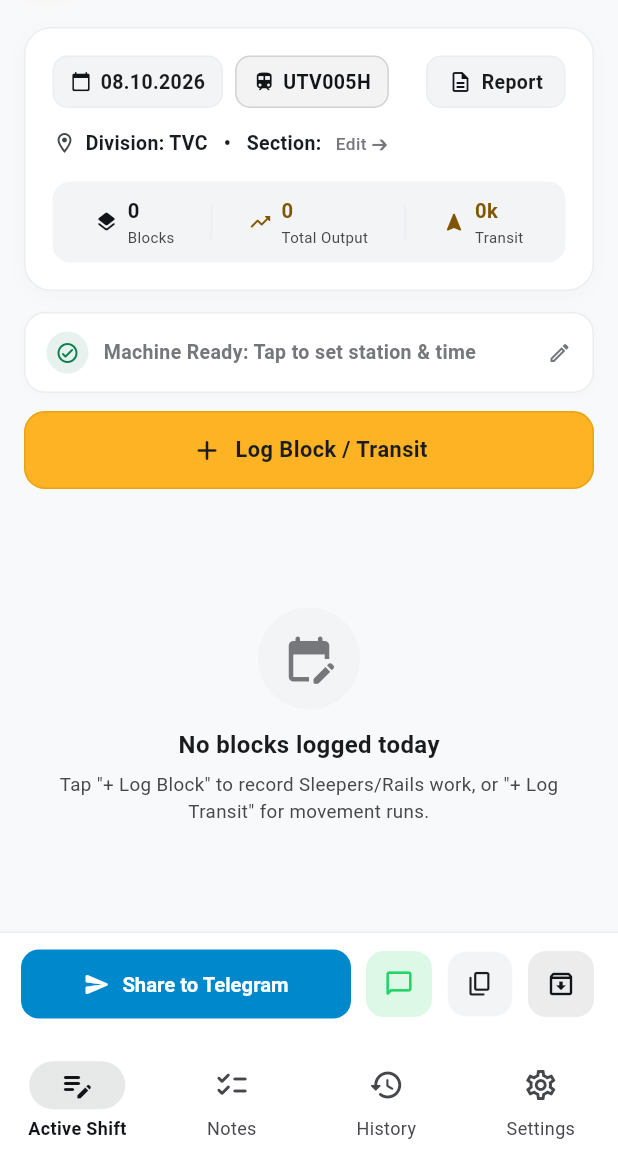
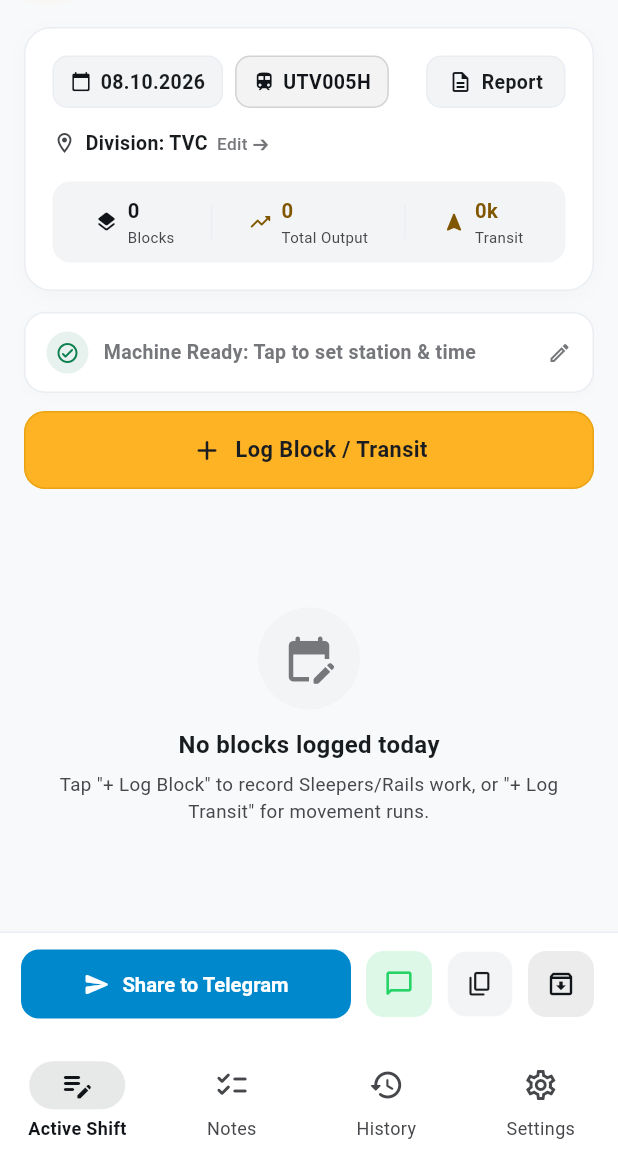
Before and after one commit to turboaristocrat/trackr-lite, a Flutter app: the screen it shows after launch, on a phone screen of 412 x 824 dp, the part 75-1236 px from its top. Run offline on Flutter 3.47's test engine with Material 3 defaults, Android fonts, the phone set to English and light mode, and no system bars; our stand-ins replace file_picker, share_plus, shared_preferences, web; missing offline and left inert: dart:js_interop.

Commit message:
Show clean Division / Section station code without full name

```diff
--- a/lib/screens/shift_screen.dart
+++ b/lib/screens/shift_screen.dart
@@ -3,7 +3,6 @@ import 'package:intl/intl.dart';
 import '../models/block_entry.dart';
 import '../models/shift_log.dart';
 import '../services/report_service.dart';
-import '../services/station_service.dart';
 import '../services/storage_service.dart';
 import '../theme/app_theme.dart';
 import '../widgets/add_block_dialog.dart';
@@ -238,9 +237,6 @@ class ShiftScreenState extends State<ShiftScreen> {
       displayDate = shift.date;
     }
 
-    final stationDetail = StationService.getStationName(shift.section);
-    final hasStationDetail = stationDetail.isNotEmpty && stationDetail.toUpperCase() != shift.section.toUpperCase();
-
     int blockCounter = 1;
 
     return Column(
@@ -360,9 +356,9 @@ class ShiftScreenState extends State<ShiftScreen> {
                       const SizedBox(width: 6),
                       Flexible(
                         child: Text(
-                          hasStationDetail
-                              ? '${shift.division} / ${shift.section} ($stationDetail)'
-                              : 'Division: ${shift.division}   •   Section: ${shift.section}',
+                          shift.section.isNotEmpty
+                              ? '${shift.division} / ${shift.section}'
+                              : 'Division: ${shift.division}',
                           style: const TextStyle(fontWeight: FontWeight.w600, fontSize: 13, color: AppTheme.textPrimary),
                           overflow: TextOverflow.ellipsis,
                         ),
```
